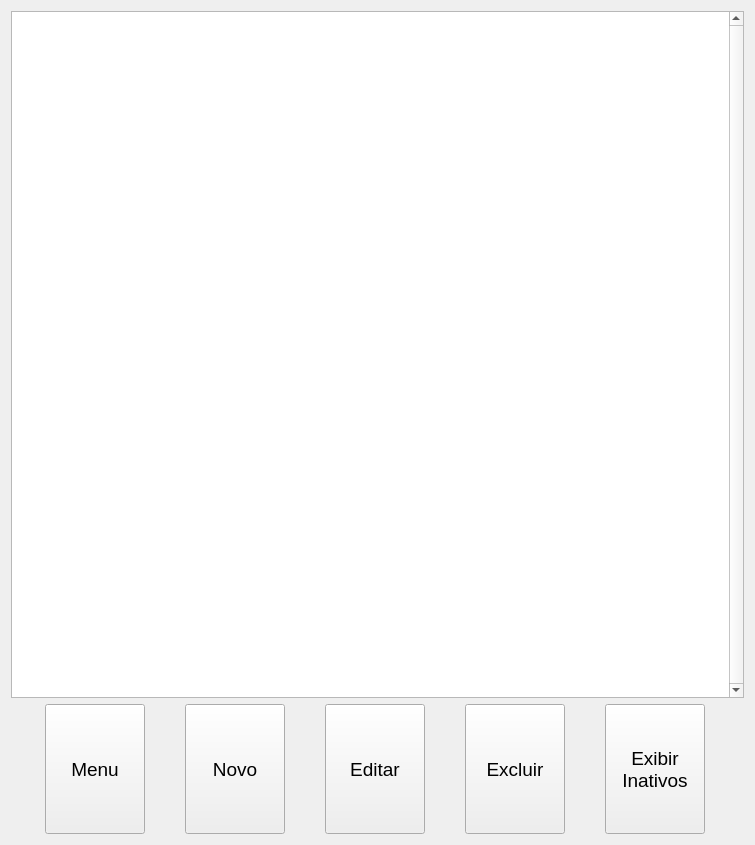
Old version of the form LDFV2/interface/form_users.ui in the repository Masipack/LDV.
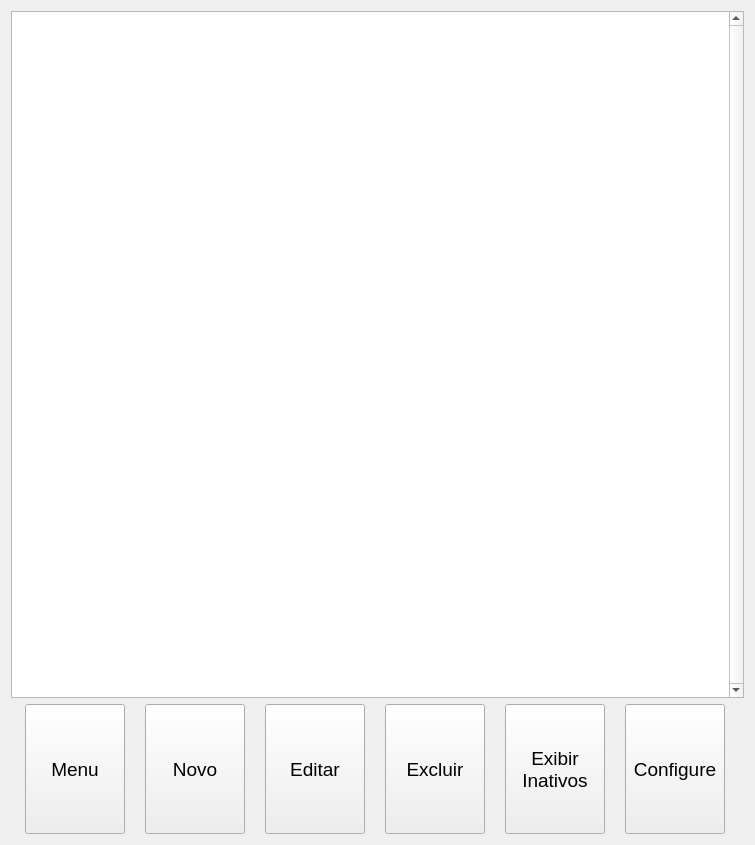
New version of the form. Custom widgets are drawn as their Qt base class.

Diff of the .ui file:
```diff
--- a/LDFV2/interface/form_users.ui
+++ b/LDFV2/interface/form_users.ui
@@ -272,7 +272,41 @@
          <normaloff>:/icons/bt-blank.png</normaloff>
          <normalon>:/icons/bt-blank_pressed.png</normalon>:/icons/bt-blank.png</iconset>
        </property>
-       <property name="bgIconSize" stdset="0">
+       <property name="bgIconSize">
+        <size>
+         <width>80</width>
+         <height>80</height>
+        </size>
+       </property>
+      </widget>
+     </item>
+     <item>
+      <widget class="ButtonBeR" name="btn_configure_user">
+       <property name="minimumSize">
+        <size>
+         <width>100</width>
+         <height>130</height>
+        </size>
+       </property>
+       <property name="maximumSize">
+        <size>
+         <width>100</width>
+         <height>130</height>
+        </size>
+       </property>
+       <property name="font">
+        <font>
+         <pointsize>14</pointsize>
+        </font>
+       </property>
+       <property name="text">
+        <string>Configure</string>
+       </property>
+       <property name="bgIcon">
+        <iconset resource="../res/icons.qrc">
+         <normaloff>:/icons/bt-blank.png</normaloff>:/icons/bt-blank.png</iconset>
+       </property>
+       <property name="bgIconSize">
         <size>
          <width>80</width>
          <height>80</height>
```
Left out of the diff: 30 changed lines with no effect on the pictures.
